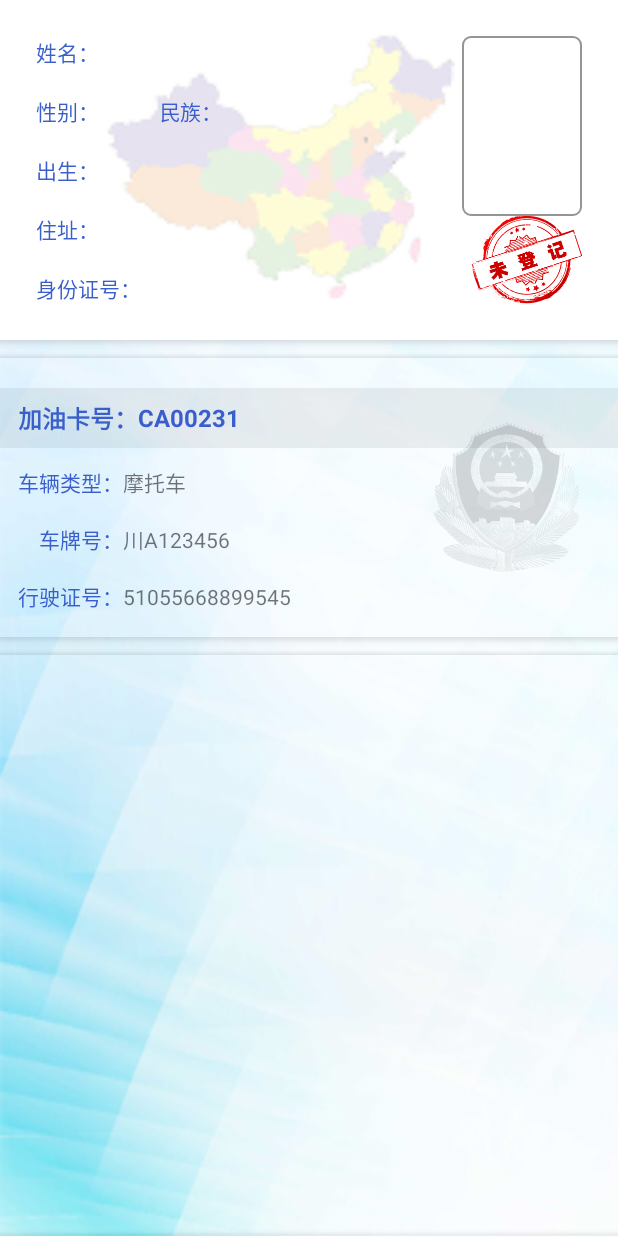
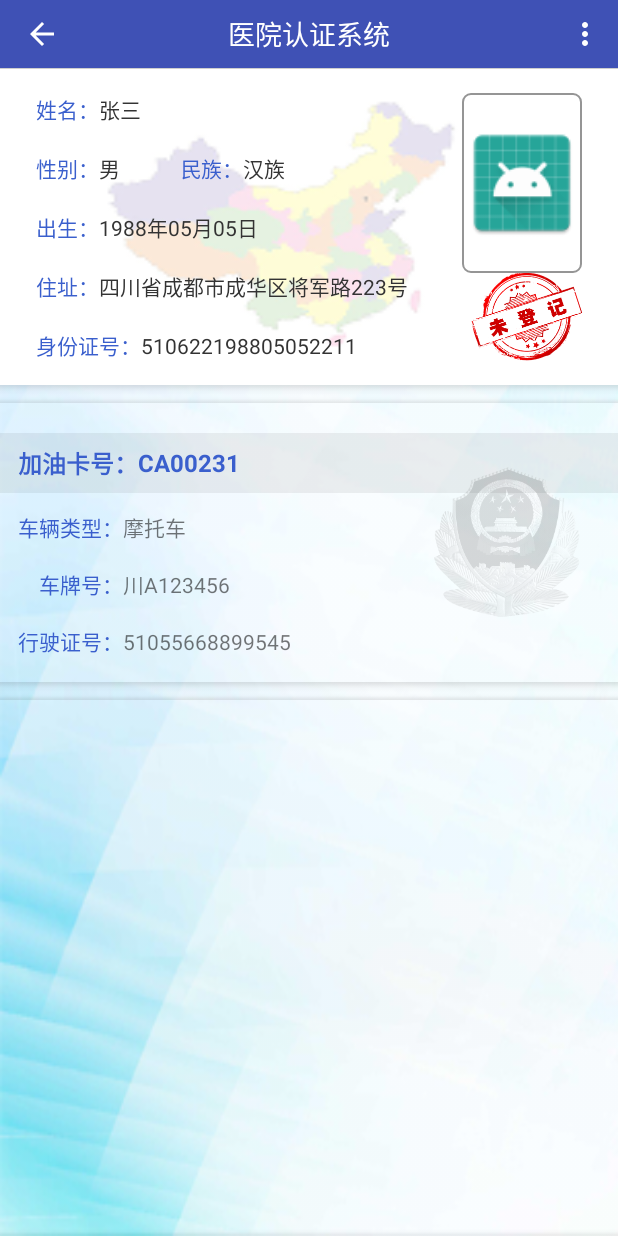
Before and after one commit to jackyflame/HouspitalScaner, an Android app: the screen it shows after launch (MainActivity), on a phone screen of 412 x 824 dp. Run offline under Robolectric (Android 15) with nearby library versions, the phone set to English and light mode, and no system bars; our stand-ins replace data binding.

Commit message:
新增查询反馈UI

```diff
--- a/app/src/main/AndroidManifest.xml
+++ b/app/src/main/AndroidManifest.xml
@@ -3,6 +3,7 @@
     package="com.jf.houspitalscaner">
 
     <application
+        android:name=".base.MyApplication"
         android:allowBackup="true"
         android:icon="@mipmap/ic_launcher"
         android:label="@string/app_name"
--- a/app/src/main/java/com/jf/houspitalscaner/vm/CheckFragmentVM.java
+++ b/app/src/main/java/com/jf/houspitalscaner/vm/MainVM.java
@@ -6,6 +6,8 @@ import android.graphics.Bitmap;
 import android.graphics.BitmapFactory;
 import android.support.v4.app.FragmentActivity;
 
+import com.haozi.baselibrary.constants.SPKeys;
+import com.haozi.baselibrary.db.MyShareDbHelper;
 import com.jf.houspitalscaner.BR;
 import com.jf.houspitalscaner.R;
 import com.jf.houspitalscaner.base.vm.BaseVM;
@@ -16,12 +18,12 @@ import com.jf.houspitalscaner.net.entity.IDInfor;
  * Created by admin on 2017/8/9.
  */
 
-public class CheckFragmentVM extends BaseVM {
+public class MainVM extends BaseVM {
 
     private Activity activity;
     private IDInfor idInfor;
 
-    public CheckFragmentVM(FragmentActivity activity) {
+    public MainVM(FragmentActivity activity) {
         this.activity = activity;
 
         idInfor = new IDInfor();
@@ -46,4 +48,12 @@ public class CheckFragmentVM extends BaseVM {
         this.idInfor = idInfor;
         notifyPropertyChanged(BR.idInfor);
     }
+
+    public String getNowHospital() {
+        return MyShareDbHelper.getString(SPKeys.SPKEY_HOSPITAL,"还没有设置当前医院");
+    }
+
+    public void setHospital(String hospital){
+        MyShareDbHelper.putString(SPKeys.SPKEY_HOSPITAL,hospital);
+    }
 }
--- a/app/src/main/res/layout/activity_main.xml
+++ b/app/src/main/res/layout/activity_main.xml
@@ -3,13 +3,15 @@
     <data>
         <variable
             name="viewModel"
-            type="com.jf.houspitalscaner.vm.CheckFragmentVM" />
+            type="com.jf.houspitalscaner.vm.MainVM" />
     </data>
-    <ScrollView xmlns:android="http://schemas.android.com/apk/res/android"
+    <LinearLayout xmlns:android="http://schemas.android.com/apk/res/android"
         android:orientation="vertical"
         android:background="@mipmap/bg_person"
         android:layout_width="match_parent"
         android:layout_height="match_parent">
+
+        <include layout="@layout/layout_titlebar"/>
 
         <LinearLayout
             android:layout_width="match_parent"
@@ -21,10 +23,10 @@
                 android:layout_width="match_parent"
                 android:layout_height="wrap_content"
                 android:background="@mipmap/bg_idcard"
-                android:paddingBottom="@dimen/padding_xxl"
+                android:paddingBottom="@dimen/padding_xl"
                 android:paddingLeft="@dimen/padding_xxl"
                 android:paddingRight="@dimen/padding_xxl"
-                android:paddingTop="@dimen/padding_xxl">
+                android:paddingTop="@dimen/padding_xl">
 
                 <!--姓名-->
                 <TextView
@@ -138,8 +140,8 @@
                 <ImageView
                     android:layout_width="wrap_content"
                     android:layout_height="wrap_content"
-                    android:layout_alignParentBottom="true"
                     android:layout_alignParentRight="true"
+                    android:layout_alignBottom="@+id/txv_lable_idnum"
                     android:src="@mipmap/ic_check_unregiter" />
 
             </RelativeLayout>
@@ -247,5 +249,6 @@
 
         </LinearLayout>
 
-    </ScrollView>
+    </LinearLayout>
+
 </layout>
--- /dev/null
+++ b/app/src/main/res/menu/menu_set.xml
@@ -0,0 +1,13 @@
+<?xml version="1.0" encoding="utf-8"?>
+<menu xmlns:android="http://schemas.android.com/apk/res/android"
+    xmlns:app="http://schemas.android.com/apk/res-auto">
+
+    <item android:id="@+id/action_now"
+        android:orderInCategory="100"
+        android:title="当前医院"/>
+
+    <item android:id="@+id/action_set"
+        android:orderInCategory="100"
+        android:title="设置医院"/>
+
+</menu>
--- a/baselibrary/src/main/java/com/haozi/baselibrary/constants/SPKeys.java
+++ b/baselibrary/src/main/java/com/haozi/baselibrary/constants/SPKeys.java
@@ -16,4 +16,7 @@ public interface SPKeys {
     /**认证信息*/
     String SPKEY_VALIDATEINFO = "SPKEY_VALIDATEINFO";
 
+    /**医院信息*/
+    String SPKEY_HOSPITAL = "SPKEY_HOSPITAL";
+
 }
```
Also changed, not shown: app/src/main/java/com/jf/houspitalscaner/ui/MainActivity.java (+64 -3 lines).
